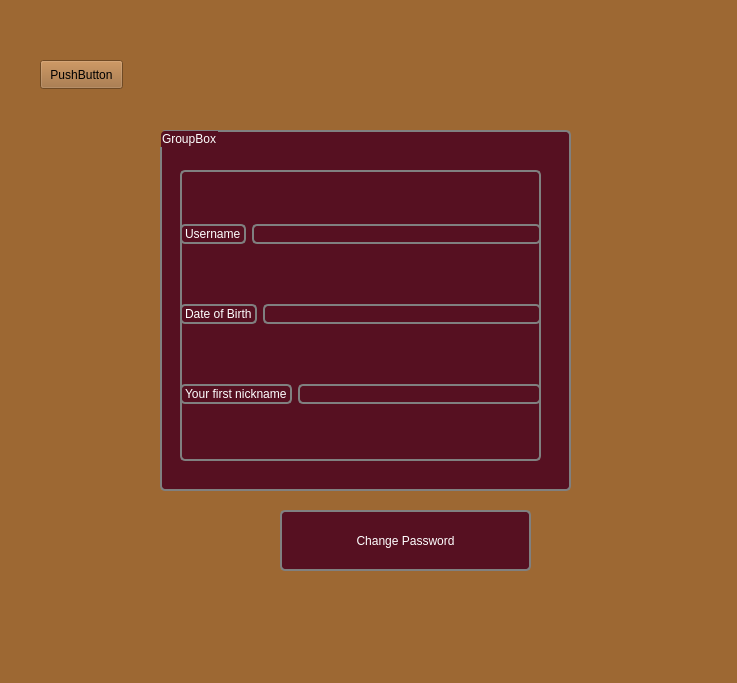
This is forgotpassword.ui in bikraj2/MITRA as Qt 5 draws it before an edit. The edited form follows.
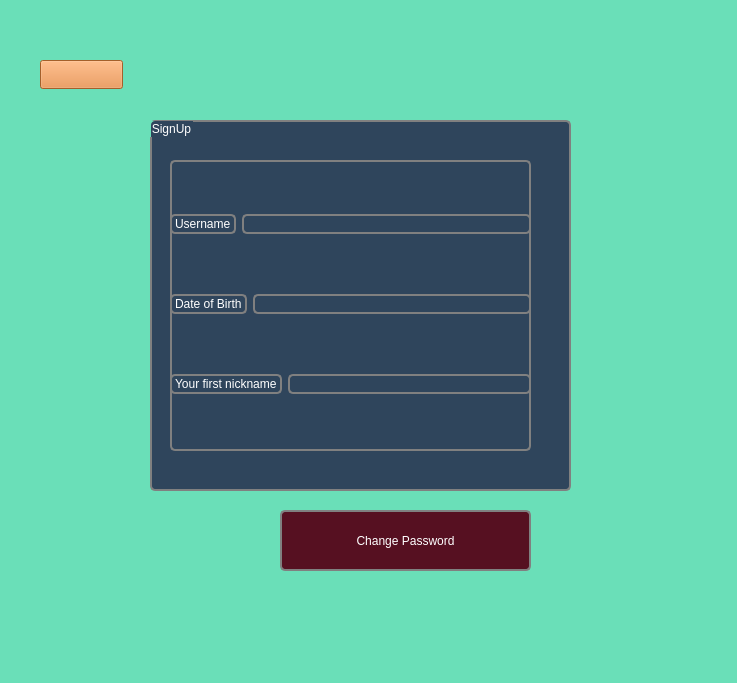
This is the edited form. Icons and pictures are not drawn.

Patch:
```diff
--- a/forgotpassword.ui
+++ b/forgotpassword.ui
@@ -14,7 +14,7 @@
    <string>Dialog</string>
   </property>
   <property name="styleSheet">
-   <string notr="true">background-color: rgb(157, 104, 51);</string>
+   <string notr="true">background-color: #6adfb8;</string>
   </property>
   <widget class="QPushButton" name="pushButton">
    <property name="geometry">
@@ -38,20 +38,20 @@
   <widget class="QGroupBox" name="groupBox">
    <property name="geometry">
     <rect>
-     <x>160</x>
-     <y>130</y>
-     <width>411</width>
-     <height>361</height>
+     <x>150</x>
+     <y>120</y>
+     <width>421</width>
+     <height>371</height>
     </rect>
    </property>
    <property name="styleSheet">
     <string notr="true">border:2px solid gray;border-radius:5px;margin-top: 1ex;
 font: 16pt &quot;Gill Sans MT&quot;;
-background-color:rgb(86, 16, 33);
+background-color:#2f455c;
 color:rgb(255, 255, 255);</string>
    </property>
    <property name="title">
-    <string>GroupBox</string>
+    <string>SignUp</string>
    </property>
    <widget class="QWidget" name="layoutWidget">
     <property name="geometry">
@@ -79,7 +79,11 @@
         </widget>
        </item>
        <item>
-        <widget class="QLineEdit" name="username3"/>
+        <widget class="QLineEdit" name="username3">
+         <property name="styleSheet">
+          <string notr="true">color:rgb(255, 255, 255)</string>
+         </property>
+        </widget>
        </item>
       </layout>
      </item>
@@ -129,8 +133,12 @@
      <height>29</height>
     </rect>
    </property>
+   <property name="styleSheet">
+    <string notr="true">image:url(:/icon/icon/arrow-left-solid.png);
+background-color:#e6873c;</string>
+   </property>
    <property name="text">
-    <string>PushButton</string>
+    <string/>
    </property>
   </widget>
  </widget>
```
